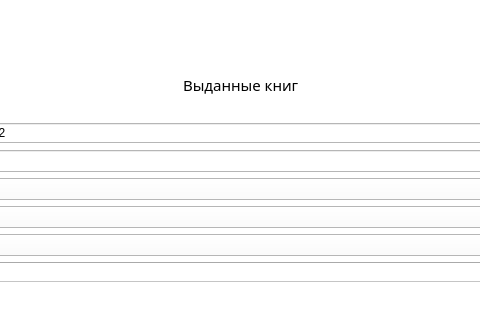
Qt form forms/main.ui (programmister68/coursework_library_db) before a commit; both pictures show x 159 to 639 and y 0 to 320 of the 800 by 750 pixel window.
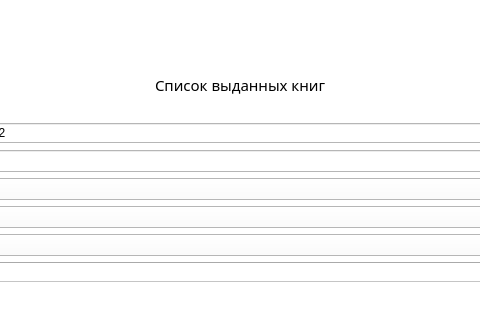
The same form after that commit. The open tabs and pages were chosen to show the change. Icons and pictures are not drawn.

The edit to the form file:
```diff
--- a/forms/main.ui
+++ b/forms/main.ui
@@ -749,7 +749,7 @@
              </font>
             </property>
             <property name="text">
-             <string>Выданные книг</string>
+             <string>Список выданных книг</string>
             </property>
            </widget>
           </item>
```
Left out of the diff: 4 changed lines with no effect on the pictures.
